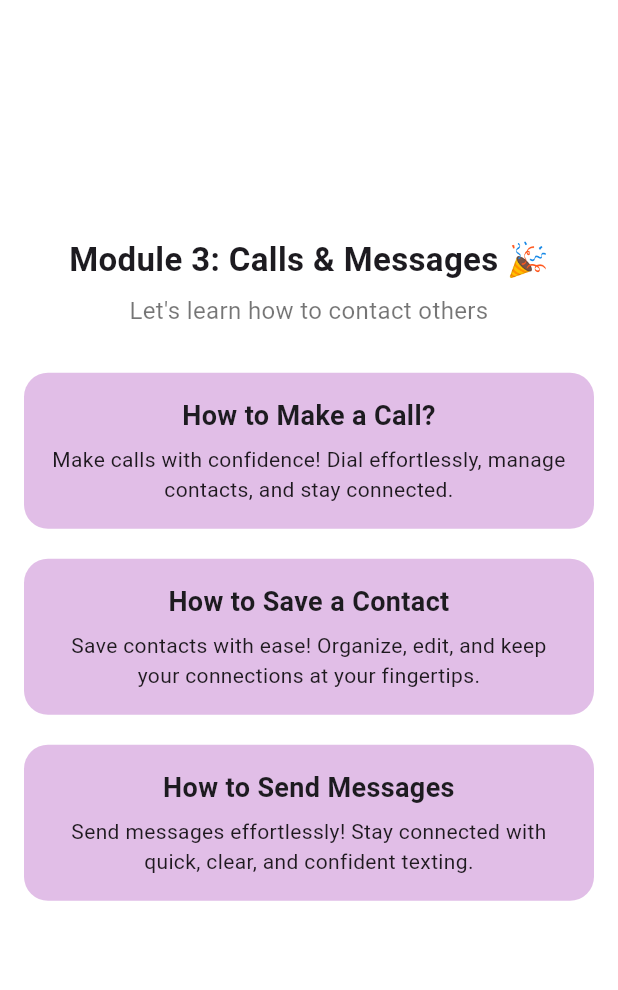
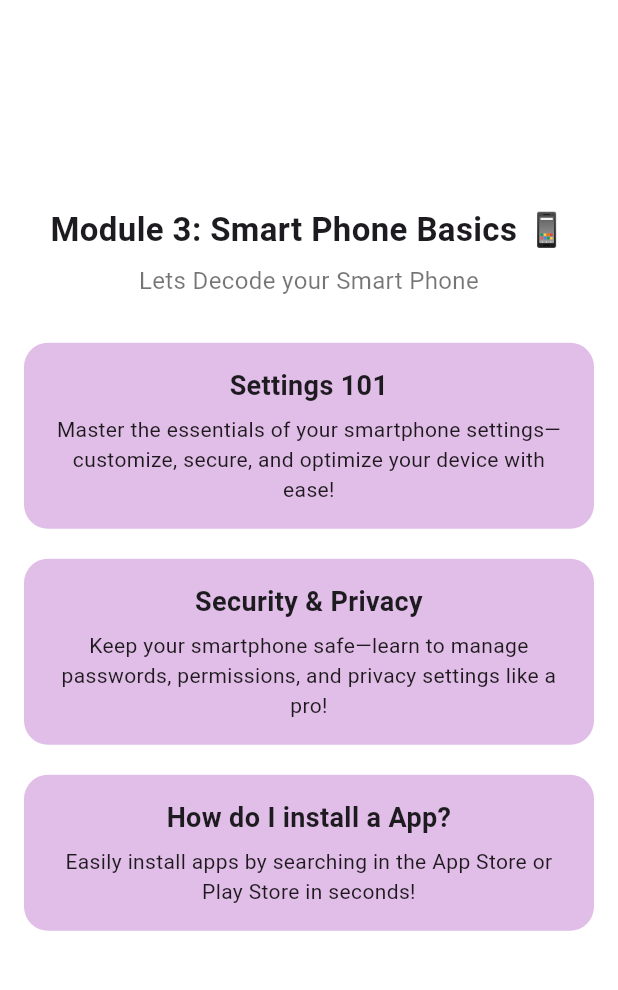
Before and after one commit to hahaanisha/digipal, a Flutter app: the EasyLevelPage screen opened directly, after a tap on "Module 2: Smartphone", on a phone screen of 412 x 824 dp, the part 84-1074 px from its top. Run offline on Flutter 3.47's test engine with Material 3 defaults, Android fonts, the phone set to English and light mode, and no system bars; our stand-ins replace firebase_auth, firebase_core, firebase_database, flutter_gemini, flutter_tts, webview_flutter and 1 more; missing offline and left inert: mailer, webview_flutter_android, webview_flutter_wkwebview; accounts and stored records are empty.

Commit message:
settings- easy level

```diff
--- a/lib/screens/Easy/EasyHome.dart
+++ b/lib/screens/Easy/EasyHome.dart
@@ -2,6 +2,7 @@ import 'package:flutter/material.dart';
 
 import 'CallHome.dart';
 import 'Typing.dart';
+import 'smartphoneHome.dart';
 
 class EasyLevelPage extends StatelessWidget {
   const EasyLevelPage({Key? key}) : super(key: key);
@@ -132,7 +133,7 @@ class EasyLevelPage extends StatelessWidget {
                 onTap: () {
                   Navigator.push(
                     context,
-                    MaterialPageRoute(builder: (context) => CallsMessagesPage()),
+                    MaterialPageRoute(builder: (context) => smartphoneHome()),
                   );
                 },
               ),
--- /dev/null
+++ b/lib/screens/Easy/smartphoneHome.dart
@@ -0,0 +1,144 @@
+import 'package:digipal/screens/Easy/settings101.dart';
+import 'package:flutter/material.dart';
+
+import 'CallHome.dart';
+import 'call.dart';
+import 'saveContact.dart';
+import 'sendMessage.dart';
+
+class smartphoneHome extends StatelessWidget {
+  const smartphoneHome({Key? key}) : super(key: key);
+
+  void _showHelpDialog(BuildContext context) {
+    showDialog(
+      context: context,
+      builder: (context) => AlertDialog(
+        title: const Text("About Easy Level"),
+        content: const Text(
+          "The Easy Level introduces you to digital basics. "
+              "Learn how to type, navigate a smartphone, and communicate through calls and messages.",
+        ),
+        actions: [
+          TextButton(
+            onPressed: () => Navigator.pop(context),
+            child: const Text("Got it!"),
+          ),
+        ],
+      ),
+    );
+  }
+
+  Widget _buildModuleCard({
+    required String title,
+    required String description,
+    required VoidCallback onTap,
+  }) {
+    return GestureDetector(
+      onTap: onTap,
+      child: Container(
+        margin: const EdgeInsets.symmetric(vertical: 10),
+        padding: const EdgeInsets.all(16),
+        decoration: BoxDecoration(
+          color: Colors.purple.shade100,
+          borderRadius: BorderRadius.circular(16),
+        ),
+        child: Column(
+          crossAxisAlignment: CrossAxisAlignment.center,
+          children: [
+            Text(
+              title,
+              textAlign: TextAlign.center,
+              style: const TextStyle(
+                fontSize: 18,
+                fontWeight: FontWeight.bold,
+              ),
+            ),
+            const SizedBox(height: 6),
+            Text(
+              description,
+              textAlign: TextAlign.center,
+              style: const TextStyle(fontSize: 14, color: Colors.black87),
+            ),
+          ],
+        ),
+      ),
+    );
+  }
+
+  @override
+  Widget build(BuildContext context) {
+    return Scaffold(
+      backgroundColor: Colors.white,
+      appBar: AppBar(
+        title: const Text(
+          "DigiPal",
+          style: TextStyle(fontWeight: FontWeight.bold, color: Colors.white),
+        ),
+        backgroundColor: Colors.purple,
+        centerTitle: true,
+        leading: const Icon(Icons.account_circle, color: Colors.white),
+        actions: [
+          IconButton(
+            icon: const Icon(Icons.help_outline, color: Colors.white),
+            onPressed: () => _showHelpDialog(context),
+          ),
+        ],
+      ),
+      body: Padding(
+        padding: const EdgeInsets.symmetric(horizontal: 16, vertical: 12),
+        child: Column(
+          mainAxisAlignment: MainAxisAlignment.center,
+          crossAxisAlignment: CrossAxisAlignment.center,
+          children: [
+            const Text(
+              "Module 3: Smart Phone Basics 📱",
+              textAlign: TextAlign.center,
+              style: TextStyle(fontSize: 22, fontWeight: FontWeight.bold),
+            ),
+            const SizedBox(height: 6),
+            const Text(
+              "Lets Decode your Smart Phone",
+              textAlign: TextAlign.center,
+              style: TextStyle(fontSize: 16, color: Colors.black54),
+            ),
+            const SizedBox(height: 20),
+
+            _buildModuleCard(
+              title: "Settings 101",
+              description:
+              "Master the essentials of your smartphone settings—customize, secure, and optimize your device with ease!",
+              onTap: () {
+                Navigator.push(
+                  context,
+                  MaterialPageRoute(builder: (context) => setting101()),
+                );
+              },
+            ),
+            _buildModuleCard(
+              title: "Security & Privacy",
+              description:
+              "Keep your smartphone safe—learn to manage passwords, permissions, and privacy settings like a pro!",
+              onTap: () {
+                Navigator.push(
+                  context,
+                  MaterialPageRoute(builder: (context) => SaveContactPage()),
+                );
+              },
+            ),
+            _buildModuleCard(
+              title: "How do I install a App?",
+              description:
+              "Easily install apps by searching in the App Store or Play Store in seconds!",
+              onTap: () {
+                Navigator.push(
+                  context,
+                  MaterialPageRoute(builder: (context) => WhatsAppSenderPage()),
+                );
+              },
+            ),
+          ],
+        ),
+      ),
+    );
+  }
+}
--- a/pubspec.yaml
+++ b/pubspec.yaml
@@ -83,6 +83,11 @@ flutter:
     - assets/SCstep3.png
     - assets/SCstep4.png
     - assets/SCstep5.png
+    - assets/Wifistep1.png
+    - assets/Wifistep2.png
+    - assets/Wifistep3.png
+    - assets/Wifistep4.png
+    - assets/Wifistep5.png
 
   # An image asset can refer to one or more resolution-specific "variants", see
   # https://flutter.dev/assets-and-images/#resolution-aware
```
Also changed, not shown: lib/screens/Easy/settings101.dart (added, +186 -0 lines), lib/screens/Easy/wifi.dart (added, +125 -0 lines), assets/Wifistep1.png (added), assets/Wifistep2.png (added), assets/Wifistep3.png (added), assets/Wifistep4.png (added), assets/Wifistep5.png (added), lib/screens/Easy/installApp.dart (added), pubspec.lock.
